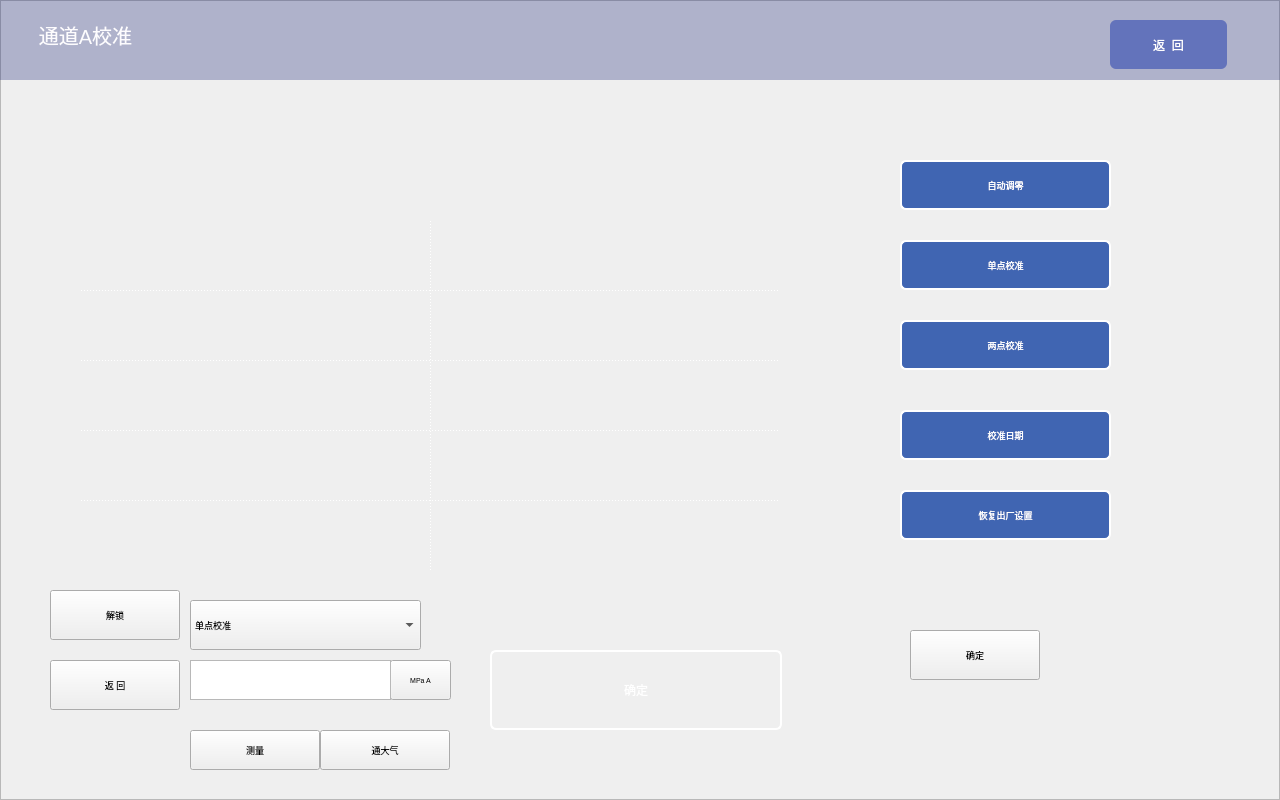
Before: the Qt Designer form adjust.ui in thewayI/tiny4412, drawn with Qt 5.
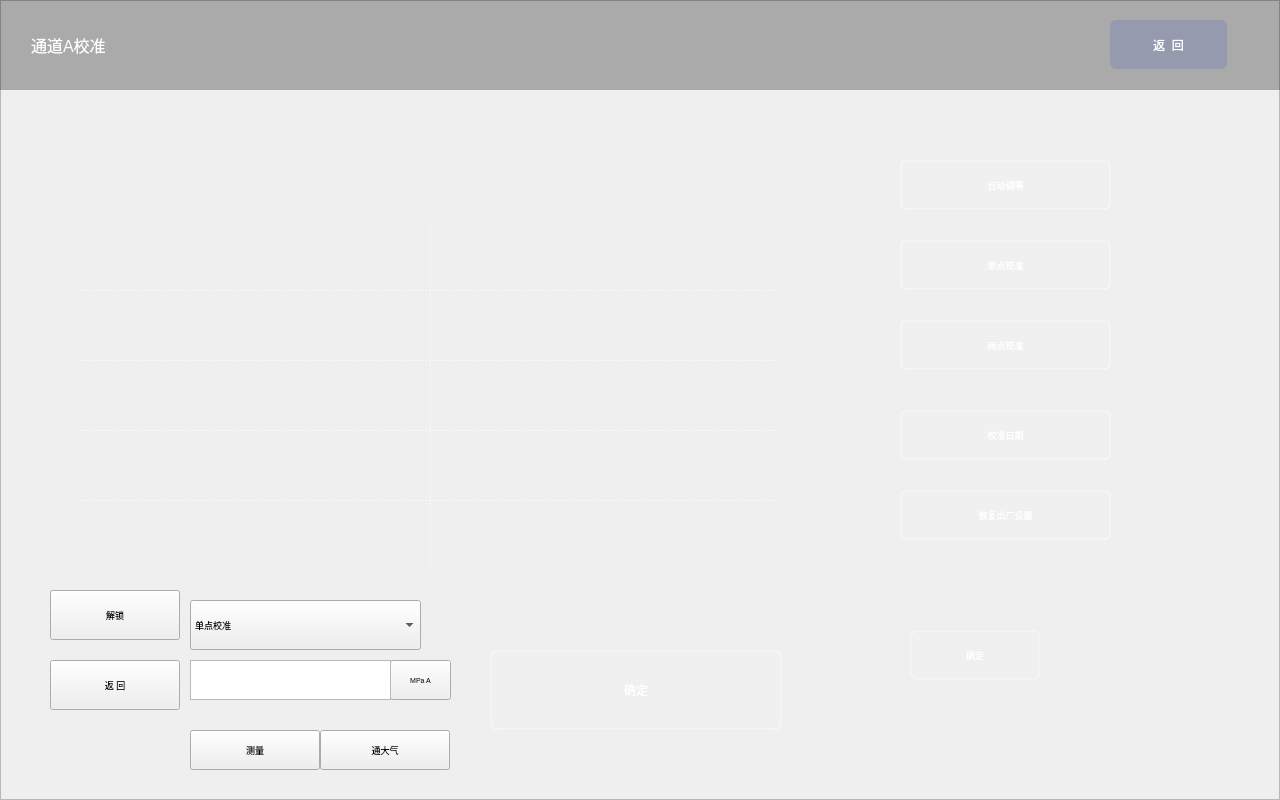
After: the same form once the commit is applied. Icons and pictures are not drawn.

Diff of the .ui file:
```diff
--- a/adjust.ui
+++ b/adjust.ui
@@ -14,6 +14,9 @@
    <string>Form</string>
   </property>
   <widget class="QTableWidget" name="tblwidget_adjustItem">
+   <property name="enabled">
+    <bool>false</bool>
+   </property>
    <property name="geometry">
     <rect>
      <x>80</x>
@@ -44,14 +47,20 @@
    <property name="autoScroll">
     <bool>true</bool>
    </property>
+   <property name="editTriggers">
+    <set>QAbstractItemView::NoEditTriggers</set>
+   </property>
+   <property name="tabKeyNavigation">
+    <bool>false</bool>
+   </property>
    <property name="showDropIndicator" stdset="0">
     <bool>false</bool>
    </property>
    <property name="dragEnabled">
-    <bool>true</bool>
+    <bool>false</bool>
    </property>
    <property name="dragDropOverwriteMode">
-    <bool>true</bool>
+    <bool>false</bool>
    </property>
    <property name="gridStyle">
     <enum>Qt::DotLine</enum>
@@ -280,8 +289,8 @@
    <property name="styleSheet">
     <string notr="true">border-top-left-radius:6px;
 color: rgb(255, 255, 255);
-border:2px solid rgb(255, 255, 255);
-background-color: rgb(64, 101, 178);
+border:2px solid rgba(255, 255, 255,70);
+background-color: rgba(255, 255, 255, 20);
 border-top-right-radius:6px;
 border-bottom-left-radius:6px;
 border-bottom-right-radius:6px;</string>
@@ -304,6 +313,15 @@
      <pointsize>7</pointsize>
     </font>
    </property>
+   <property name="styleSheet">
+    <string notr="true">border-top-left-radius:6px;
+color: rgb(255, 255, 255);
+border:2px solid rgba(255, 255, 255,70);
+background-color: rgba(255, 255, 255, 20);
+border-top-right-radius:6px;
+border-bottom-left-radius:6px;
+border-bottom-right-radius:6px;</string>
+   </property>
    <property name="text">
     <string>确定</string>
    </property>
@@ -402,7 +420,7 @@
     <bool>false</bool>
    </property>
    <property name="styleSheet">
-    <string notr="true">border-image: url(:/new/prefix1/image/bg_05.png);</string>
+    <string notr="true">border-image: url(:/new/prefix1/image/1.png);</string>
    </property>
    <property name="frameShape">
     <enum>QFrame::StyledPanel</enum>
@@ -448,7 +466,7 @@
    </property>
    <property name="styleSheet">
     <string notr="true">border-top-left-radius:6px;
-background-color: rgb(99, 115, 187);
+background-color: rgba(99, 115, 187,75);
 border-top-right-radius:6px;
 border-bottom-left-radius:6px;
 border-bottom-right-radius:6px;
@@ -465,19 +483,19 @@
    <property name="geometry">
     <rect>
      <x>0</x>
-     <y>-10</y>
+     <y>0</y>
      <width>1280</width>
      <height>90</height>
     </rect>
    </property>
    <property name="font">
     <font>
-     <pointsize>15</pointsize>
+     <pointsize>12</pointsize>
     </font>
    </property>
    <property name="styleSheet">
     <string notr="true">color: rgb(253, 252, 254);
-background-color: rgba(34, 44, 125,80);
+background-color: rgba(5, 2, 4,75);
 </string>
    </property>
    <property name="text">
@@ -501,8 +519,8 @@
    <property name="styleSheet">
     <string notr="true">border-top-left-radius:6px;
 color: rgb(255, 255, 255);
-border:2px solid rgb(255, 255, 255);
-background-color: rgb(64, 101, 178);
+border:2px solid rgba(255, 255, 255,70);
+background-color: rgba(255, 255, 255, 20);
 border-top-right-radius:6px;
 border-bottom-left-radius:6px;
 border-bottom-right-radius:6px;</string>
@@ -528,8 +546,8 @@
    <property name="styleSheet">
     <string notr="true">border-top-left-radius:6px;
 color: rgb(255, 255, 255);
-border:2px solid rgb(255, 255, 255);
-background-color: rgb(64, 101, 178);
+border:2px solid rgba(255, 255, 255,70);
+background-color: rgba(255, 255, 255, 20);
 border-top-right-radius:6px;
 border-bottom-left-radius:6px;
 border-bottom-right-radius:6px;</string>
@@ -555,8 +573,8 @@
    <property name="styleSheet">
     <string notr="true">border-top-left-radius:6px;
 color: rgb(255, 255, 255);
-border:2px solid rgb(255, 255, 255);
-background-color: rgb(64, 101, 178);
+border:2px solid rgba(255, 255, 255,70);
+background-color: rgba(255, 255, 255, 20);
 border-top-right-radius:6px;
 border-bottom-left-radius:6px;
 border-bottom-right-radius:6px;</string>
@@ -582,8 +600,8 @@
    <property name="styleSheet">
     <string notr="true">border-top-left-radius:6px;
 color: rgb(255, 255, 255);
-border:2px solid rgb(255, 255, 255);
-background-color: rgb(64, 101, 178);
+border:2px solid rgba(255, 255, 255,70);
+background-color: rgba(255, 255, 255, 20);
 border-top-right-radius:6px;
 border-bottom-left-radius:6px;
 border-bottom-right-radius:6px;</string>
@@ -607,13 +625,13 @@
     </font>
    </property>
    <property name="styleSheet">
-    <string notr="true">border:2px solid rgb(255, 255, 255);
+    <string notr="true">border-top-left-radius:6px;
 color: rgb(255, 255, 255);
-border-top-left-radius:6px;
+border:2px solid rgba(255, 255, 255,70);
+background-color: rgba(255, 255, 255, 20);
 border-top-right-radius:6px;
 border-bottom-left-radius:6px;
-border-bottom-right-radius:6px;
-</string>
+border-bottom-right-radius:6px;</string>
    </property>
    <property name="text">
     <string>确定</string>
```
